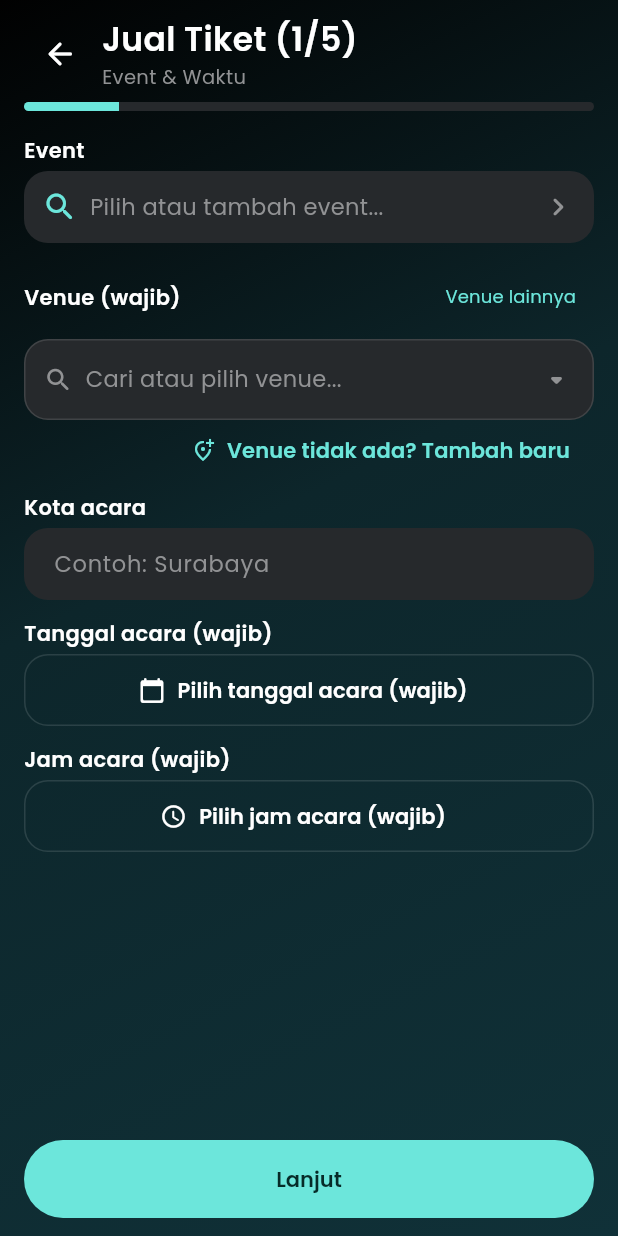
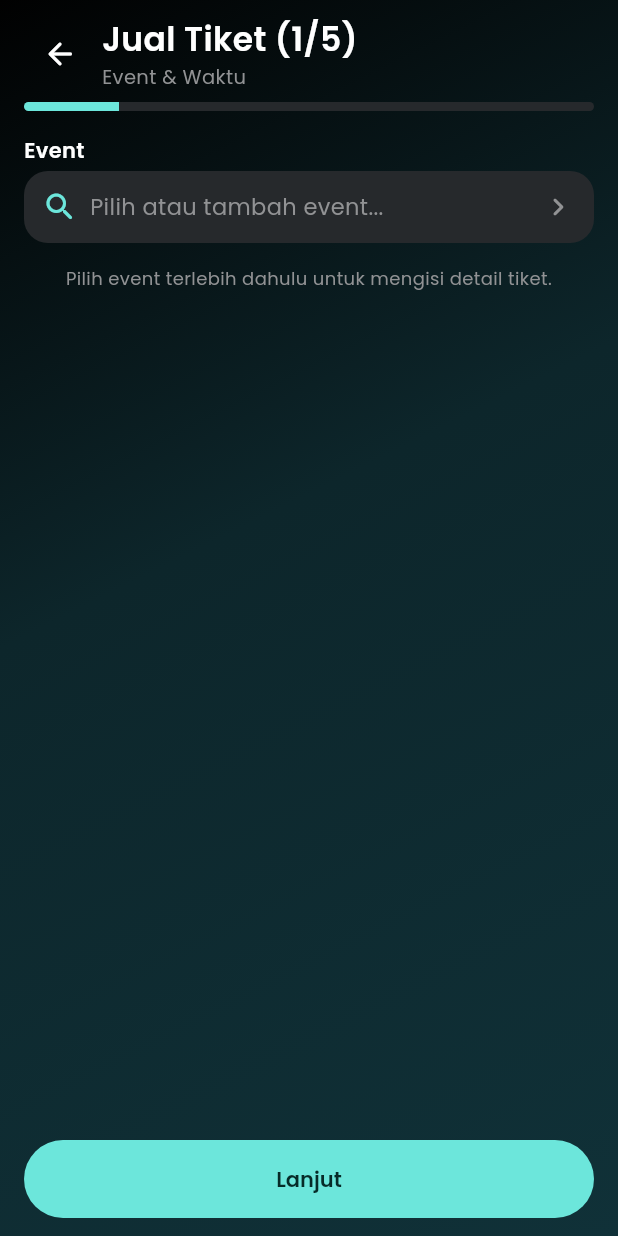
Before and after one commit to alfianrhmt/Droptix, a Flutter app: the SellScreen screen opened directly, on a phone screen of 412 x 824 dp. Run offline on Flutter 3.47's test engine with Material 3 defaults, Android fonts, the phone set to English and light mode, and no system bars; our stand-ins replace dio, geolocator, google_fonts, image_picker, shared_preferences, socket_io_client; accounts and stored records are empty; network calls fail.

Commit message:
refactor(sell): streamline step 1 event selection and venue flow

```diff
--- a/app/lib/features/sell/sell_screen.dart
+++ b/app/lib/features/sell/sell_screen.dart
@@ -391,6 +391,13 @@ class _SellScreenState extends State<SellScreen> {
     }
   }
 
+  String get _effectiveCity {
+    if (_useCustomVenue) return _cityController.text.trim();
+    return _selectedVenue?.kota ??
+        _selectedEvent?.venue?.kota ??
+        _cityController.text.trim();
+  }
+
   bool _validateCurrentStep() {
     String? error;
     switch (_step) {
@@ -404,7 +411,7 @@ class _SellScreenState extends State<SellScreen> {
           } else if (_useCustomVenue &&
               _customVenueController.text.trim().isEmpty) {
             error = 'Nama venue wajib diisi.';
-          } else if (_cityController.text.trim().isEmpty) {
+          } else if (_effectiveCity.isEmpty) {
             error = 'Kota acara wajib diisi.';
           } else if (_selectedDate == null) {
             error = 'Pilih tanggal acara untuk tiket Anda.';
@@ -488,7 +495,7 @@ class _SellScreenState extends State<SellScreen> {
       'event_id': _selectedEvent!.id,
       'venue_id': _useCustomVenue ? null : _selectedVenue?.id,
       'venue_teks': _useCustomVenue ? _customVenueController.text.trim() : null,
-      'kota': _cityController.text.trim(),
+      'kota': _effectiveCity,
       'waktu_acara': _waktuAcara!.toUtc().toIso8601String(),
       'jenis': _jenis,
       'tipe': _tipe,
@@ -725,6 +732,9 @@ class _SellScreenState extends State<SellScreen> {
     final requiresTime = cat?.requiresTime ?? true;
 
     final hasEventVenue = _selectedEvent?.venue != null;
+    final hasEventDates = _selectedEvent != null &&
+        (_selectedEvent!.tanggalOpsi.isNotEmpty ||
+            _selectedEvent!.tanggal != null);
 
     return Column(
       crossAxisAlignment: CrossAxisAlignment.stretch,
@@ -790,6 +800,17 @@ class _SellScreenState extends State<SellScreen> {
                   ),
           ),
         ),
+        if (_selectedEvent == null) ...[
+          const SizedBox(height: AppSpacing.lg),
+          Center(
+            child: Text(
+              'Pilih event terlebih dahulu untuk mengisi detail tiket.',
+              style: AppTextStyles.caption
+                  .copyWith(color: AppColors.textSecondary),
+              textAlign: TextAlign.center,
+            ),
+          ),
+        ] else ...[
           const SizedBox(height: AppSpacing.md),
 
           // Section Venue
@@ -798,13 +819,18 @@ class _SellScreenState extends State<SellScreen> {
               children: [
                 Expanded(
                   child: Text(
-                  requiresVenue ? 'Venue (wajib)' : 'Venue (opsional)',
+                    'Venue',
                     style: AppTextStyles.label,
                     overflow: TextOverflow.ellipsis,
                   ),
                 ),
                 TextButton(
-                onPressed: () => setState(() => _editingVenue = true),
+                  onPressed: () {
+                    setState(() {
+                      _editingVenue = true;
+                      _selectedVenue = null;
+                    });
+                  },
                   style: TextButton.styleFrom(
                     visualDensity: VisualDensity.compact,
                     padding: EdgeInsets.zero,
@@ -841,7 +867,7 @@ class _SellScreenState extends State<SellScreen> {
                         ),
                         const SizedBox(height: 2),
                         Text(
-                        '${_cityController.text.trim().isNotEmpty ? _cityController.text.trim() : _selectedEvent!.venue!.kota} • Sesuai event',
+                          '$_effectiveCity • Sesuai event',
                           style: AppTextStyles.caption
                               .copyWith(color: AppColors.textSecondary),
                         ),
@@ -876,13 +902,19 @@ class _SellScreenState extends State<SellScreen> {
               ],
             ),
             const SizedBox(height: AppSpacing.xs),
-          if (_useCustomVenue)
+            if (_useCustomVenue) ...[
               AppTextField(
                 controller: _customVenueController,
                 label: 'Nama venue manual',
                 hintText: 'Contoh: Parkir Timur Senayan',
-            )
-          else ...[
+              ),
+              const SizedBox(height: AppSpacing.sm),
+              AppTextField(
+                controller: _cityController,
+                label: 'Kota acara',
+                hintText: 'Contoh: Surabaya',
+              ),
+            ] else ...[
               InkWell(
                 onTap: _openVenuePicker,
                 borderRadius: BorderRadius.circular(AppRadius.md),
@@ -934,35 +966,21 @@ class _SellScreenState extends State<SellScreen> {
                   ),
                 ),
               ),
-            Align(
-              alignment: Alignment.centerRight,
-              child: TextButton.icon(
-                onPressed: _showAddVenueDialog,
-                icon: const Icon(Icons.add_location_alt_outlined, size: 16),
-                label: const Text('Venue tidak ada? Tambah baru'),
-                style: TextButton.styleFrom(
-                  visualDensity: VisualDensity.compact,
-                  foregroundColor: AppColors.primary,
-                ),
-              ),
-            ),
-          ],
-          const SizedBox(height: AppSpacing.sm),
-          AppTextField(
-            controller: _cityController,
-            label: 'Kota acara',
-            hintText: 'Contoh: Surabaya',
-          ),
+            ],
           ],
           const SizedBox(height: AppSpacing.md),
 
           // Section Tanggal
           Text(
-          requiresDate ? 'Tanggal acara (wajib)' : 'Tanggal acara (opsional)',
+            hasEventDates
+                ? 'Tanggal acara'
+                : (requiresDate
+                    ? 'Tanggal acara (wajib)'
+                    : 'Tanggal acara (opsional)'),
             style: AppTextStyles.label,
           ),
           const SizedBox(height: AppSpacing.xs),
-        if (_selectedEvent != null && _selectedEvent!.tanggalOpsi.isNotEmpty) ...[
+          if (_selectedEvent!.tanggalOpsi.isNotEmpty) ...[
             if (_selectedEvent!.tanggalOpsi.length > 1)
               Padding(
                 padding: const EdgeInsets.only(bottom: AppSpacing.xs),
@@ -1069,6 +1087,7 @@ class _SellScreenState extends State<SellScreen> {
             ),
           ),
         ],
+      ],
     );
   }
 
@@ -1457,7 +1476,7 @@ class _SellScreenState extends State<SellScreen> {
                     ),
                     const SizedBox(height: 2),
                     Text(
-                      '$venueName • ${_cityController.text.trim()}',
+                      '$venueName • $_effectiveCity',
                       style: AppTextStyles.bodySmall
                           .copyWith(color: AppColors.textSecondary),
                     ),
```
Also changed, not shown: app/lib/features/events/event_picker_sheet.dart (+7 -16 lines), 1 other file. Lines whose indentation alone changed are shown as unchanged.
